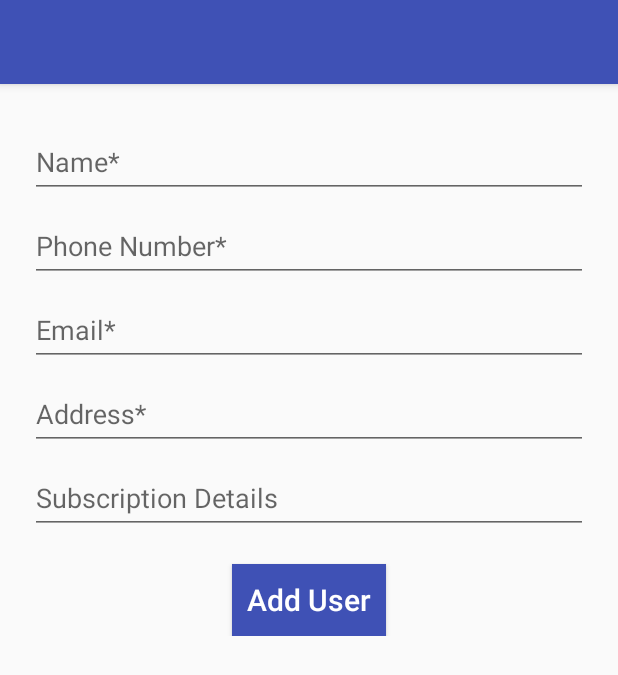
After one commit to Basavaraj1991/SBJM, an Android app: the layout fragment_add_user.xml on its own in the app's theme, with its tools: preview values and no code run, on a phone screen of 412 x 824 dp. The commit adds this screen. Shown: the top 675 px of the screen. Run offline under Robolectric (Android 15) with nearby library versions, the phone set to English and light mode, and no system bars.

Commit message:
sign up done

```diff
--- a/app/src/main/java/com/lingayatpanchasanagam/sbjm/fragments/LingayatPanchasangamFragment.java
+++ b/app/src/main/java/com/lingayatpanchasanagam/sbjm/fragments/LingayatPanchasangamFragment.java
@@ -97,7 +97,7 @@ public class LingayatPanchasangamFragment extends Fragment
 
                 if(Objects.equals(sharedpreferences.getString("isLoggedIn", null), "yes"))
                 {
-                    fragment = new TeamMembersDistrictsFragment();
+                    fragment = new AddUserFragment();
                     fragmentManager = getActivity().getSupportFragmentManager();
                     fragmentTransaction = fragmentManager.beginTransaction();
                     fragmentTransaction.replace(R.id.fragment_frame, fragment);
--- /dev/null
+++ b/app/src/main/res/layout/fragment_add_user.xml
@@ -0,0 +1,130 @@
+<?xml version="1.0" encoding="utf-8"?>
+<RelativeLayout
+    xmlns:android="http://schemas.android.com/apk/res/android"
+    xmlns:app="http://schemas.android.com/apk/res-auto"
+    xmlns:tools="http://schemas.android.com/tools"
+    android:layout_width="match_parent"
+    android:layout_height="match_parent"
+    android:focusable="true"
+    android:focusableInTouchMode="true" >
+
+
+    <android.support.design.widget.AppBarLayout
+        android:id="@+id/appbar"
+        android:layout_width="match_parent"
+        android:actionMenuTextAppearance="@+id/toolbar"
+        android:layout_height="wrap_content"
+        android:theme="@style/AppTheme.AppBarOverlay">
+
+        <android.support.v7.widget.Toolbar
+            android:id="@+id/toolbar"
+            android:visibility="invisible"
+            android:layout_width="match_parent"
+            android:layout_height="?attr/actionBarSize"
+            app:popupTheme="@style/AppTheme.PopupOverlay">
+        </android.support.v7.widget.Toolbar>
+
+    </android.support.design.widget.AppBarLayout>
+
+    <ScrollView
+        android:layout_below="@+id/appbar"
+        android:focusableInTouchMode="false"
+        android:layout_width="match_parent"
+        android:layout_height="match_parent"
+        tools:ignore="UselessParent">
+
+        <LinearLayout
+            android:layout_width="match_parent"
+            android:layout_height="wrap_content"
+            android:padding="@dimen/dimen_20dp"
+            android:orientation="vertical">
+
+            <android.support.design.widget.TextInputLayout
+                android:id="@+id/username"
+                android:layout_width="match_parent"
+                android:layout_height="wrap_content">
+
+                <EditText
+                    android:id="@+id/name"
+                    android:layout_width="match_parent"
+                    android:layout_height="wrap_content"
+                    android:inputType="text"
+                    android:hint="@string/name" />
+            </android.support.design.widget.TextInputLayout>
+
+            <android.support.design.widget.TextInputLayout
+                android:id="@+id/userphone"
+                android:layout_width="match_parent"
+                android:layout_height="wrap_content">
+
+                <EditText
+                    android:id="@+id/phone"
+                    android:layout_width="match_parent"
+                    android:layout_height="wrap_content"
+                    android:inputType="number"
+                    android:maxLength="10"
+                    android:hint="@string/edit_username"
+                    tools:ignore="TextFields" />
+            </android.support.design.widget.TextInputLayout>
+
+            <android.support.design.widget.TextInputLayout
+                android:id="@+id/useremail"
+                android:layout_width="match_parent"
+                android:layout_height="wrap_content">
+
+                <EditText
+                    android:id="@+id/email"
+                    android:layout_width="match_parent"
+                    android:layout_height="wrap_content"
+                    android:inputType="textEmailAddress"
+                    android:hint="@string/email" />
+            </android.support.design.widget.TextInputLayout>
+
+
+            <android.support.design.widget.TextInputLayout
+                android:id="@+id/useraddress"
+                android:layout_width="match_parent"
+                android:layout_height="wrap_content">
+
+                <EditText
+                    android:id="@+id/address"
+                    android:layout_width="match_parent"
+                    android:layout_height="wrap_content"
+                    android:inputType="textMultiLine"
+                    android:hint="@string/address" />
+            </android.support.design.widget.TextInputLayout>
+
+
+
+            <android.support.design.widget.TextInputLayout
+                android:id="@+id/userSubscription"
+                android:layout_width="match_parent"
+                android:layout_height="wrap_content">
+
+                <EditText
+                    android:id="@+id/subscription"
+                    android:layout_width="match_parent"
+                    android:layout_height="wrap_content"
+                    android:inputType="textMultiLine"
+                    android:hint="@string/subscriptionDetails" />
+            </android.support.design.widget.TextInputLayout>
+
+
+            <Button
+                android:layout_width="wrap_content"
+                android:layout_height="wrap_content"
+                android:id="@+id/addUser"
+                android:layout_gravity="center"
+                android:layout_marginTop="@dimen/dimen_20dp"
+                android:text="@string/addUser"
+                android:padding="@dimen/dimen_10dp"
+                android:textColor="@color/white"
+                android:textSize="@dimen/dimen_20sp"
+                android:background="@color/colorPrimary"
+                android:textAllCaps="false"/>
+
+        </LinearLayout>
+    </ScrollView>
+
+
+</RelativeLayout>
--- a/app/src/main/res/values/strings.xml
+++ b/app/src/main/res/values/strings.xml
@@ -1,4 +1,4 @@
-<resources>
+<resources xmlns:tools="http://schemas.android.com/tools">
     <string name="app_name">ಲಿಂಗಾಯತ  ಪಂಚಸಂಗಮ</string>
     <string name="action_settings">Settings</string>
     <string name="title_activity_home">ಲಿಂಗಾಯತ  ಪಂಚಸಂಗಮ</string>
@@ -25,9 +25,8 @@
     <string name="noTeamMember">No Members Found</string>
     <string name="noDist">No Districts Found</string>
 
-    <string name="name">Name</string>
-    <string name="phone">Phone</string>
-    <string name="email">Email</string>
+    <string name="name">Name*</string>
+    <string name="phone">Phone*</string>
     <string name="taluk">Taluk</string>
     <string name="back">Back </string>
 
@@ -54,4 +53,13 @@
     <string name="noInternet">No internet connection</string>
     <string name="mustLoginError">You must log in to add User</string>
 
+    <string name="addUser">Add User</string>
+    <string name="email">Email*</string>
+    <string name="address">Address*</string>
+    <string name="subscriptionDetails">Subscription Details</string>
+    <string name="invalidEmailError">Invalid email format</string>
+    <string name="emailPattern" tools:ignore="TypographyDashes">[a-zA-Z0-9._-]+@[a-z]+\\.+[a-z]+[a-z]+</string>
+    <string name="userAddedTxt">User added Successfully </string>
+
+
 </resources>
```
Also changed, not shown: app/src/main/java/com/lingayatpanchasanagam/sbjm/LogInActivity.java (+5 -4 lines), app/src/main/java/com/lingayatpanchasanagam/sbjm/api/AllScreenAPIs.java (+4 -4 lines), app/src/main/java/com/lingayatpanchasanagam/sbjm/fragments/AddUserFragment.java (added, +223 -0 lines), 14 other files.
